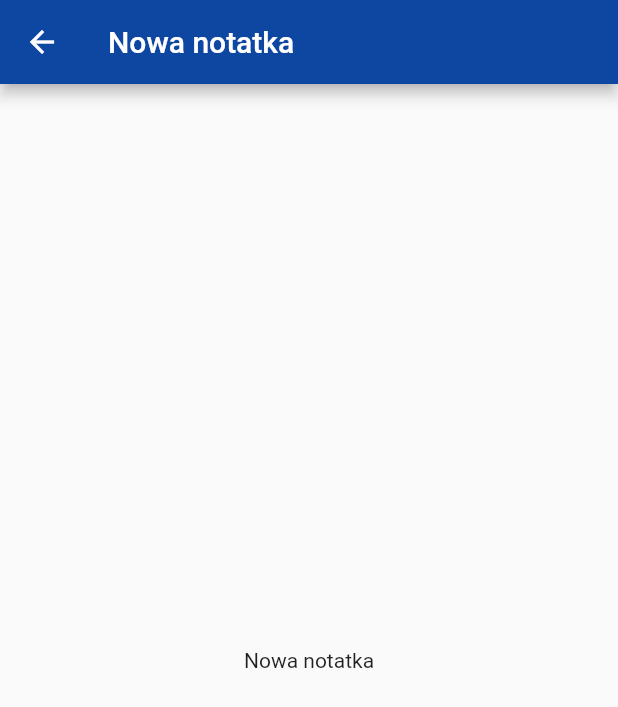
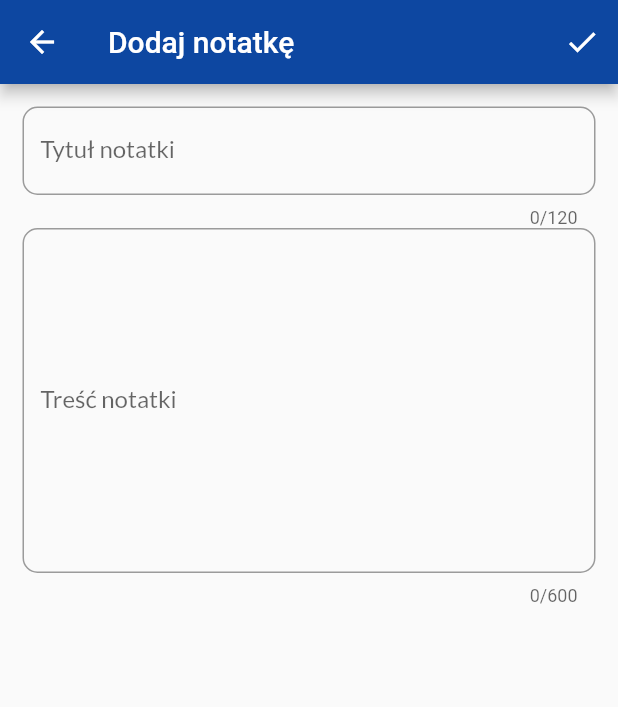
Before and after one commit to piotrpeczkowski/sw_planner, a Flutter app: the NotesPage screen opened directly, after a tap on "Przykładowy tytuł notatki", after a tap on the "add" icon, on a phone screen of 412 x 824 dp. Shown: the top 707 px of the screen. Run offline on Flutter 3.47's test engine with Material 2 defaults, Android fonts, the phone set to English and light mode, and no system bars; our stand-ins replace google_fonts; network calls fail; Roboto replaces fonts that are missing (Kanit).

Commit message:
Improve add task page

```diff
--- a/lib/features/add_note/pages/add_note.dart
+++ b/lib/features/add_note/pages/add_note.dart
@@ -1,16 +1,99 @@
 import 'package:flutter/material.dart';
+import 'package:google_fonts/google_fonts.dart';
 
 class AddNote extends StatelessWidget {
-  const AddNote({super.key});
+  AddNote({super.key});
+
+  final TextEditingController _noteTitleController = TextEditingController();
+  final TextEditingController _noteContentController = TextEditingController();
+
+  @override
+  Widget build(BuildContext context) {
+    return AddNoteBody(
+      noteTitleController: _noteTitleController,
+      noteContentController: _noteContentController,
+      onSave: () {
+        Navigator.of(context).pop();
+      },
+    );
+  }
+}
+
+class AddNoteBody extends StatelessWidget {
+  const AddNoteBody({
+    super.key,
+    required this.noteTitleController,
+    required this.noteContentController,
+    required this.onSave,
+  });
+
+  final TextEditingController noteTitleController;
+  final TextEditingController noteContentController;
+  final Function() onSave;
 
   @override
   Widget build(BuildContext context) {
     return Scaffold(
       appBar: AppBar(
-        title: const Text('Nowa notatka'),
+        title: Text('Dodaj notatkę', style: GoogleFonts.kanit()),
+        actions: [
+          IconButton(
+            onPressed: onSave,
+            tooltip: 'Zapisz',
+            icon: const Icon(Icons.done),
+          ),
+        ],
       ),
-      body: const Center(
-        child: Text('Nowa notatka'),
+      body: ListView(
+        padding: const EdgeInsets.all(15),
+        children: [
+          TextField(
+            controller: noteTitleController,
+            keyboardType: TextInputType.multiline,
+            minLines: 1,
+            maxLines: 3,
+            maxLength: 120,
+            textInputAction: TextInputAction.done,
+            decoration: InputDecoration(
+              label: Text(
+                'Tytuł notatki',
+                style: GoogleFonts.lato(),
+              ),
+              focusedBorder: const OutlineInputBorder(
+                borderSide: BorderSide(
+                  width: 1,
+                  color: Color.fromARGB(255, 13, 71, 161),
+                ),
+              ),
+              border: OutlineInputBorder(
+                borderRadius: BorderRadius.circular(10),
+              ),
+            ),
+          ),
+          TextField(
+            controller: noteContentController,
+            keyboardType: TextInputType.multiline,
+            minLines: 10,
+            maxLines: 15,
+            maxLength: 600,
+            textInputAction: TextInputAction.done,
+            decoration: InputDecoration(
+              label: Text(
+                'Treść notatki',
+                style: GoogleFonts.lato(),
+              ),
+              focusedBorder: const OutlineInputBorder(
+                borderSide: BorderSide(
+                  width: 1,
+                  color: Color.fromARGB(255, 13, 71, 161),
+                ),
+              ),
+              border: OutlineInputBorder(
+                borderRadius: BorderRadius.circular(10),
+              ),
+            ),
+          ),
+        ],
       ),
     );
   }
--- a/lib/features/notes_page/pages/notes.dart
+++ b/lib/features/notes_page/pages/notes.dart
@@ -20,7 +20,7 @@ class NotesPage extends StatelessWidget {
         onPressed: () {
           Navigator.of(context).push(
             MaterialPageRoute(
-              builder: (context) => const AddNote(),
+              builder: (context) => AddNote(),
             ),
           );
         },
```
